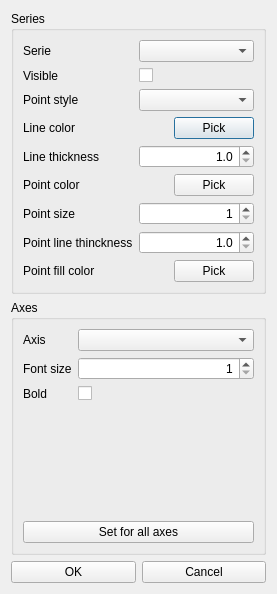
echmet/CEval, file src/gui/adjustplotvisualsdialog.ui: the form before one commit.
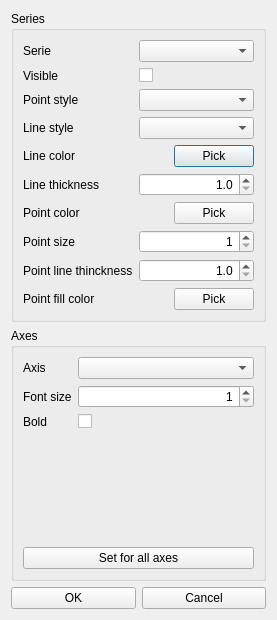
The form after the commit.

Commit message: Add an option to draw dashed and dotted lines in plots

What changed in the file:
```diff
--- a/src/gui/adjustplotvisualsdialog.ui
+++ b/src/gui/adjustplotvisualsdialog.ui
@@ -7,7 +7,7 @@
     <x>0</x>
     <y>0</y>
     <width>277</width>
-    <height>594</height>
+    <height>620</height>
    </rect>
   </property>
   <property name="windowTitle">
@@ -39,14 +39,14 @@
           </property>
          </widget>
         </item>
-        <item row="3" column="0">
+        <item row="4" column="0">
          <widget class="QLabel" name="ql_lineColor">
           <property name="text">
            <string>Line color</string>
           </property>
          </widget>
         </item>
-        <item row="3" column="1">
+        <item row="4" column="1">
          <layout class="QHBoxLayout" name="horizontalLayout">
           <item>
            <widget class="QLabel" name="ql_lineColorClr">
@@ -73,14 +73,14 @@
           </item>
          </layout>
         </item>
-        <item row="4" column="0">
+        <item row="5" column="0">
          <widget class="QLabel" name="ql_lineThickness">
           <property name="text">
            <string>Line thickness</string>
           </property>
          </widget>
         </item>
-        <item row="4" column="1">
+        <item row="5" column="1">
          <widget class="QDoubleSpinBox" name="qspbox_lineThickness">
           <property name="sizePolicy">
            <sizepolicy hsizetype="MinimumExpanding" vsizetype="Fixed">
@@ -99,21 +99,21 @@
           </property>
          </widget>
         </item>
-        <item row="5" column="0">
+        <item row="6" column="0">
          <widget class="QLabel" name="ql_pointColor">
           <property name="text">
            <string>Point color</string>
           </property>
          </widget>
         </item>
-        <item row="6" column="0">
+        <item row="7" column="0">
          <widget class="QLabel" name="ql_pointSize">
           <property name="text">
            <string>Point size</string>
           </property>
          </widget>
         </item>
-        <item row="5" column="1">
+        <item row="6" column="1">
          <layout class="QHBoxLayout" name="horizontalLayout_3">
           <item>
            <widget class="QLabel" name="ql_pointColorClr">
@@ -140,7 +140,7 @@
           </item>
          </layout>
         </item>
-        <item row="6" column="1">
+        <item row="7" column="1">
          <widget class="QSpinBox" name="qspbox_pointSize">
           <property name="sizePolicy">
            <sizepolicy hsizetype="MinimumExpanding" vsizetype="Fixed">
@@ -173,40 +173,40 @@
           </property>
          </widget>
         </item>
-        <item row="7" column="0">
+        <item row="8" column="0">
          <widget class="QLabel" name="ql_pointLineThickness">
           <property name="text">
            <string>Point line thinckness</string>
           </property>
          </widget>
         </item>
-        <item row="8" column="0">
+        <item row="9" column="0">
          <widget class="QLabel" name="ql_pointFillColor">
           <property name="text">
            <string>Point fill color</string>
           </property>
          </widget>
         </item>
-        <item row="7" column="1">
-         <widget class="QDoubleSpinBox" name="qspbox_pointLineThickness">
-          <property name="sizePolicy">
-           <sizepolicy hsizetype="MinimumExpanding" vsizetype="Fixed">
-            <horstretch>0</horstretch>
-            <verstretch>0</verstretch>
-           </sizepolicy>
-          </property>
-          <property name="alignment">
-           <set>Qt::AlignRight|Qt::AlignTrailing|Qt::AlignVCenter</set>
-          </property>
-          <property name="decimals">
-           <number>1</number>
-          </property>
-          <property name="minimum">
-           <double>1.000000000000000</double>
-          </property>
-         </widget>
-        </item>
         <item row="8" column="1">
+         <widget class="QDoubleSpinBox" name="qspbox_pointLineThickness">
+          <property name="sizePolicy">
+           <sizepolicy hsizetype="MinimumExpanding" vsizetype="Fixed">
+            <horstretch>0</horstretch>
+            <verstretch>0</verstretch>
+           </sizepolicy>
+          </property>
+          <property name="alignment">
+           <set>Qt::AlignRight|Qt::AlignTrailing|Qt::AlignVCenter</set>
+          </property>
+          <property name="decimals">
+           <number>1</number>
+          </property>
+          <property name="minimum">
+           <double>1.000000000000000</double>
+          </property>
+         </widget>
+        </item>
+        <item row="9" column="1">
          <layout class="QHBoxLayout" name="horizontalLayout_4">
           <item>
            <widget class="QLabel" name="ql_pointFillColorClr">
@@ -244,6 +244,23 @@
           </property>
          </widget>
         </item>
+        <item row="3" column="0">
+         <widget class="QLabel" name="ql_lineStyle">
+          <property name="text">
+           <string>Line style</string>
+          </property>
+         </widget>
+        </item>
+        <item row="3" column="1">
+         <widget class="QComboBox" name="qcbox_lineStyles">
+          <property name="sizePolicy">
+           <sizepolicy hsizetype="MinimumExpanding" vsizetype="Fixed">
+            <horstretch>0</horstretch>
+            <verstretch>0</verstretch>
+           </sizepolicy>
+          </property>
+         </widget>
+        </item>
        </layout>
       </item>
      </layout>
```
The commit also changes 6 other files.
